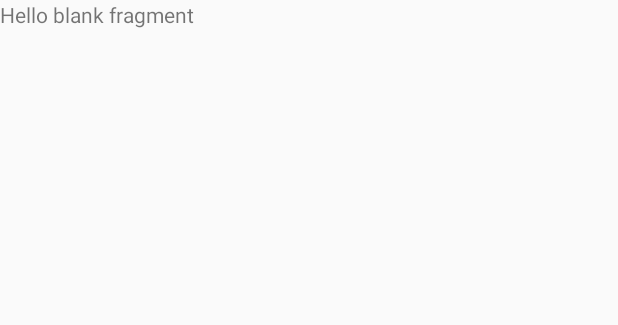
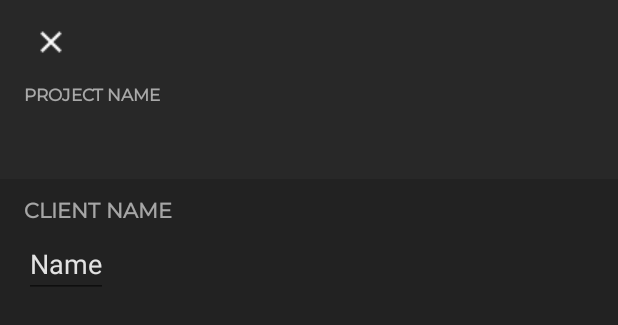
Before and after one commit to satoshi-s-law/mobile-frontend, an Android app: the layout fragment_edit_project.xml on its own in the app's theme, with its tools: preview values and no code run, on a phone screen of 412 x 824 dp. Shown: the top 325 px of the screen. Run offline under Robolectric (Android 15) with nearby library versions, the phone set to English and light mode, and no system bars; Roboto replaces fonts that are not available here.

Commit message:
EOD Push

```diff
--- a/app/src/main/java/dev/vespertine/satoshilaw/MainActivity.kt
+++ b/app/src/main/java/dev/vespertine/satoshilaw/MainActivity.kt
@@ -68,6 +68,7 @@ class MainActivity : AppCompatActivity(), NavigationView.OnNavigationItemSelecte
                 replaceFragment(TimerFragment.newInstance())
             }
             R.id.nav_insert -> {
+
             }
             R.id.nav_people -> {
 
--- a/app/src/main/res/layout/fragment_edit_project.xml
+++ b/app/src/main/res/layout/fragment_edit_project.xml
@@ -1,14 +1,85 @@
 <?xml version="1.0" encoding="utf-8"?>
-<FrameLayout xmlns:android="http://schemas.android.com/apk/res/android"
-             xmlns:tools="http://schemas.android.com/tools"
-             android:layout_width="match_parent"
-             android:layout_height="match_parent"
-             tools:context=".EditProjectFragment">
+<androidx.coordinatorlayout.widget.CoordinatorLayout xmlns:android="http://schemas.android.com/apk/res/android"
+                                                     xmlns:app="http://schemas.android.com/apk/res-auto"
+                                                     xmlns:tools="http://schemas.android.com/tools" android:layout_width="match_parent"
+                                                     android:layout_height="match_parent">
 
-    <!-- TODO: Update blank fragment layout -->
-    <TextView
+    <com.google.android.material.appbar.AppBarLayout
+            android:layout_width="match_parent"
+            android:layout_height="wrap_content"
+            app:elevation="0dp" android:background="@color/colorNavHeader">
+
+        <androidx.appcompat.widget.Toolbar
+                android:id="@+id/invoice_toolbar"
+                android:layout_width="match_parent"
+                android:layout_height="?attr/actionBarSize"
+                android:paddingEnd="16dp"
+                android:paddingStart="6dp"
+                app:contentInsetStartWithNavigation="0dp"
+                app:navigationIcon="@drawable/baseline_close_white_24dp"/>
+
+    </com.google.android.material.appbar.AppBarLayout>
+
+    <androidx.constraintlayout.widget.ConstraintLayout
             android:layout_width="match_parent"
             android:layout_height="match_parent"
-            android:text="@string/hello_blank_fragment"/>
+            android:background="#222222"
+            app:layout_behavior="@string/appbar_scrolling_view_behavior">
 
-</FrameLayout>
+        <TextView
+                android:textAppearance="@android:style/Theme.Leanback.FormWizard"
+                android:layout_width="0dp"
+                android:layout_height="wrap_content"
+                android:background="@color/colorNavHeader"
+                android:textAlignment="textStart"
+                android:fontFamily="@font/montserrat"
+                android:textSize="11sp"
+                android:textColor="#99FFFFFF"
+                android:textStyle="bold"
+                android:text="PROJECT NAME"
+                android:paddingLeft="16dp"
+                app:layout_constraintTop_toTopOf="parent"
+                app:layout_constraintEnd_toEndOf="parent"
+                app:layout_constraintStart_toStartOf="parent" android:id="@+id/project_frag_project_label"/>
+        <EditText
+                android:background="@color/colorNavHeader"
+                android:textColor="#DEFFFFFF"
+                android:textStyle="bold"
+                android:fontFamily="@font/montserrat"
+                android:layout_width="0dp"
+                android:paddingTop="8dp"
+                android:textSize="16sp"
+                android:paddingStart="16dp"
+                android:paddingBottom="15dp"
+                android:layout_height="wrap_content"
+                android:id="@+id/project_frag_project_name"
+                app:layout_constraintStart_toStartOf="@+id/project_frag_project_label"
+                app:layout_constraintTop_toBottomOf="@+id/project_frag_project_label"
+                app:layout_constraintEnd_toEndOf="@+id/project_frag_project_label"
+        />
+        <TextView
+                android:text="CLIENT NAME"
+                android:fontFamily="@font/montserrat"
+                android:textColor="#99FFFFFF"
+                android:textStyle="bold"
+                android:layout_width="wrap_content"
+                android:layout_height="wrap_content"
+                android:id="@+id/textView2" app:layout_constraintStart_toStartOf="parent"
+                android:layout_marginStart="16dp" app:layout_constraintEnd_toEndOf="parent"
+                app:layout_constraintHorizontal_bias="0.0"
+                app:layout_constraintTop_toBottomOf="@+id/project_frag_project_name" android:layout_marginTop="12dp"/>
+        <EditText
+                android:textColor="#DEFFFFFF"
+
+                android:layout_width="wrap_content"
+                android:layout_height="wrap_content"
+                android:inputType="textPersonName"
+                android:text="Name"
+                android:id="@+id/editText"
+                app:layout_constraintStart_toStartOf="@+id/textView2" android:layout_marginTop="34dp"
+                app:layout_constraintTop_toBottomOf="@+id/project_frag_project_name"
+                app:layout_constraintEnd_toEndOf="parent" app:layout_constraintHorizontal_bias="0.0"/>
+
+    </androidx.constraintlayout.widget.ConstraintLayout>
+
+</androidx.coordinatorlayout.widget.CoordinatorLayout>
--- a/app/src/main/res/values/styles.xml
+++ b/app/src/main/res/values/styles.xml
@@ -3,7 +3,7 @@
     <!-- Base application theme. -->
     <style name="AppTheme" parent="Theme.AppCompat.Light.DarkActionBar">
         <!-- Customize your theme here. -->
-        <item name="colorPrimary">@color/colorPrimary</item>
+        <item name="colorPrimary">@color/colorBackground</item>
         <item name="colorPrimaryDark">@color/colorPrimaryDark</item>
         <item name="colorAccent">@color/colorAccent</item>
     </style>
```
Also changed, not shown: app/src/main/java/dev/vespertine/satoshilaw/NewProjectFragment.kt (deleted, +0 -102 lines), app/src/main/res/drawable/textview_border.xml (added, +8 -0 lines), app/src/main/res/layout/fragment_new_project.xml (deleted, +0 -14 lines), app/src/main/res/menu/dialog.xml (added, +7 -0 lines), app/src/main/res/drawable/baseline_close_white_24dp.png (added), app/src/main/res/drawable/ic_close.png (added).
